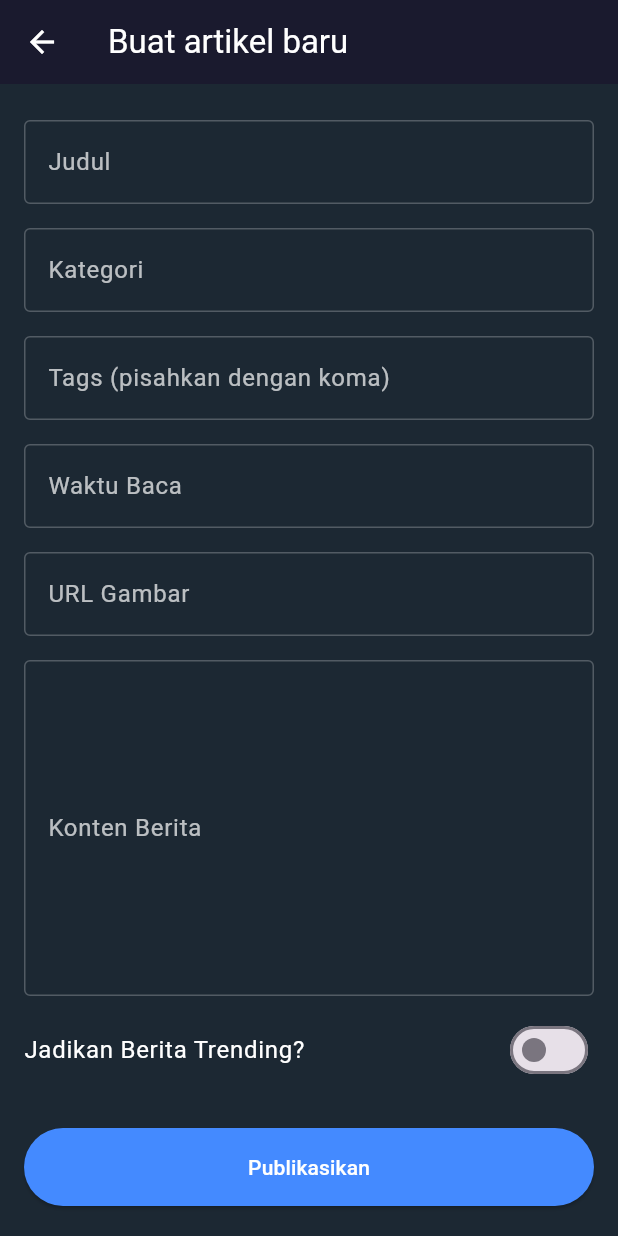
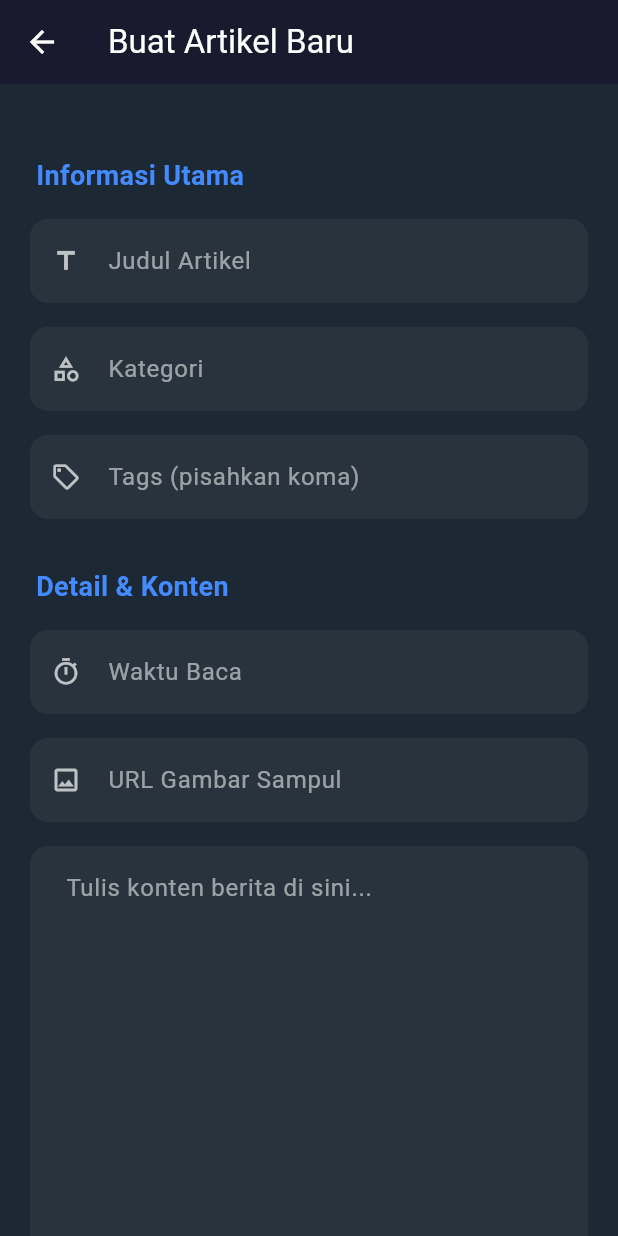
Before and after one commit to romiyusnandar/tb_news_app, a Flutter app: the CreateNewsScreen screen opened directly, on a phone screen of 412 x 824 dp. Run offline on Flutter 3.47's test engine with Material 3 defaults, Android fonts, the phone set to English and light mode, and no system bars; our stand-ins replace carousel_slider, dio, eva_icons_flutter, hexcolor, rxdart, shared_preferences and 1 more; accounts and stored records are empty.

Commit message:
feat: Clean up
Signed-off-by: romiyusnandar <yusromi04@gmail.com>

```diff
--- a/lib/model/auth/login_response.dart
+++ b/lib/model/auth/login_response.dart
@@ -4,7 +4,7 @@ class LoginResponse {
   final bool success;
   final String message;
   final String? token;
-  final UserProfile? userProfile; // Data profil pengguna
+  final UserProfile? userProfile;
   final String error;
 
   LoginResponse({
@@ -15,9 +15,7 @@ class LoginResponse {
     this.error = '',
   });
 
-  /// Factory constructor untuk mem-parsing JSON dari API.
   factory LoginResponse.fromJson(Map<String, dynamic> json) {
-    // Cek jika 'data' tidak null sebelum mengakses isinya.
     final data = json['data'];
     return LoginResponse(
       success: json['success'] ?? false,
--- a/lib/screens/crud/create_news_screen.dart
+++ b/lib/screens/crud/create_news_screen.dart
@@ -1,5 +1,6 @@
 import 'package:flutter/material.dart';
 import 'package:my_berita/bloc/create_article_bloc.dart';
+import 'package:my_berita/model/article/article_model.dart';
 
 class CreateNewsScreen extends StatefulWidget {
   const CreateNewsScreen({super.key});
@@ -62,7 +63,7 @@ class _CreateNewsScreenState extends State<CreateNewsScreen> {
         backgroundColor: const Color(0xFF2C3E50),
         title: const Text("Gagal Mempublikasikan", style: TextStyle(color: Colors.white)),
         content: Text(message, style: const TextStyle(color: Colors.white70)),
-        actions: [ TextButton(onPressed: () => Navigator.of(context).pop(), child: const Text("OK")) ],
+        actions: [ TextButton(onPressed: () => Navigator.of(context).pop(), child: const Text("OK", style: TextStyle(color: Colors.blueAccent))) ],
       ),
     );
   }
@@ -72,7 +73,7 @@ class _CreateNewsScreenState extends State<CreateNewsScreen> {
     return Scaffold(
       backgroundColor: const Color(0xFF1C2833),
       appBar: AppBar(
-        title: const Text("Buat artikel baru", style: TextStyle(color: Colors.white)),
+        title: const Text("Buat Artikel Baru", style: TextStyle(color: Colors.white)),
         backgroundColor: const Color(0xFF1A1A2E),
         iconTheme: const IconThemeData(color: Colors.white),
       ),
@@ -108,47 +109,52 @@ class _CreateNewsScreenState extends State<CreateNewsScreen> {
     );
   }
 
+  // === TAMPILAN FORM YANG BARU DAN LEBIH BAIK ===
+
   Widget _buildForm() {
     return SingleChildScrollView(
-      padding: const EdgeInsets.all(16.0),
+      padding: const EdgeInsets.symmetric(horizontal: 20.0, vertical: 24.0),
       child: Form(
         key: _formKey,
         child: Column(
-          crossAxisAlignment: CrossAxisAlignment.stretch,
+          crossAxisAlignment: CrossAxisAlignment.start,
           children: [
-            _buildTextField(_titleController, "Judul"),
-            _buildTextField(_categoryController, "Kategori"),
-            _buildTextField(_tagsController, "Tags (pisahkan dengan koma)"),
-            _buildTextField(_readTimeController, "Waktu Baca"),
-            _buildTextField(_imageUrlController, "URL Gambar"),
-            _buildTextField(_contentController, "Konten Berita", maxLines: 8),
-            SwitchListTile(
-              title: const Text("Jadikan Berita Trending?", style: TextStyle(color: Colors.white)),
-              value: _isTrending,
-              onChanged: (bool value) {
-                setState(() {
-                  _isTrending = value;
-                });
-              },
-              activeColor: Colors.blueAccent,
-              contentPadding: EdgeInsets.zero,
-            ),
-            const SizedBox(height: 24),
-            ElevatedButton(
-              onPressed: _submitArticle,
-              style: ElevatedButton.styleFrom(
-                padding: const EdgeInsets.symmetric(vertical: 16),
-                backgroundColor: Colors.blueAccent,
-              ),
-              child: const Text("Publikasikan", style: TextStyle(color: Colors.white)),
-            )
+            _buildSectionHeader("Informasi Utama"),
+            _buildTextField(_titleController, "Judul Artikel", icon: Icons.title),
+            _buildTextField(_categoryController, "Kategori", icon: Icons.category_outlined),
+            _buildTextField(_tagsController, "Tags (pisahkan koma)", icon: Icons.sell_outlined),
+
+            _buildSectionHeader("Detail & Konten"),
+            _buildTextField(_readTimeController, "Waktu Baca", icon: Icons.timer_outlined),
+            _buildTextField(_imageUrlController, "URL Gambar Sampul", icon: Icons.image_outlined),
+            _buildTextField(_contentController, "Tulis konten berita di sini...", maxLines: 10),
+
+            _buildSectionHeader("Pengaturan"),
+            _buildSwitchTile(),
+
+            const SizedBox(height: 32),
+            _buildSubmitButton(),
           ],
         ),
       ),
     );
   }
 
-  Widget _buildTextField(TextEditingController controller, String label, {int maxLines = 1}) {
+  Widget _buildSectionHeader(String title) {
+    return Padding(
+      padding: const EdgeInsets.only(top: 24.0, bottom: 8.0, left: 4.0),
+      child: Text(
+        title,
+        style: const TextStyle(
+          color: Colors.blueAccent,
+          fontSize: 18,
+          fontWeight: FontWeight.bold,
+        ),
+      ),
+    );
+  }
+
+  Widget _buildTextField(TextEditingController controller, String label, {int maxLines = 1, IconData? icon}) {
     return Padding(
       padding: const EdgeInsets.symmetric(vertical: 8.0),
       child: TextFormField(
@@ -156,14 +162,76 @@ class _CreateNewsScreenState extends State<CreateNewsScreen> {
         maxLines: maxLines,
         style: const TextStyle(color: Colors.white),
         decoration: InputDecoration(
-          labelText: label,
-          labelStyle: const TextStyle(color: Colors.white70),
-          border: const OutlineInputBorder(),
-          enabledBorder: const OutlineInputBorder(borderSide: BorderSide(color: Colors.white24)),
-          focusedBorder: const OutlineInputBorder(borderSide: BorderSide(color: Colors.blueAccent)),
+          hintText: label,
+          hintStyle: const TextStyle(color: Colors.white54),
+          prefixIcon: icon != null ? Icon(icon, color: Colors.white70, size: 20) : null,
+          filled: true,
+          fillColor: Colors.white.withOpacity(0.05),
+          contentPadding: const EdgeInsets.symmetric(horizontal: 20, vertical: 16),
+          border: OutlineInputBorder(
+            borderRadius: BorderRadius.circular(12.0),
+            borderSide: BorderSide.none,
+          ),
+          focusedBorder: OutlineInputBorder(
+            borderRadius: BorderRadius.circular(12.0),
+            borderSide: const BorderSide(color: Colors.blueAccent, width: 1.5),
+          ),
         ),
         validator: (value) => value!.isEmpty ? '$label tidak boleh kosong' : null,
       ),
     );
   }
+
+  Widget _buildSwitchTile() {
+    return Container(
+      margin: const EdgeInsets.symmetric(vertical: 8.0),
+      decoration: BoxDecoration(
+        color: Colors.white.withOpacity(0.05),
+        borderRadius: BorderRadius.circular(12.0),
+      ),
+      child: SwitchListTile(
+        title: const Text("Jadikan Berita Trending?", style: TextStyle(color: Colors.white)),
+        value: _isTrending,
+        onChanged: (bool value) {
+          setState(() { _isTrending = value; });
+        },
+        activeColor: Colors.blueAccent,
+        contentPadding: const EdgeInsets.symmetric(horizontal: 16, vertical: 4),
+      ),
+    );
+  }
+
+  Widget _buildSubmitButton() {
+    return Container(
+      width: double.infinity,
+      decoration: BoxDecoration(
+        borderRadius: BorderRadius.circular(12.0),
+        gradient: const LinearGradient(
+          colors: [Colors.blueAccent, Colors.lightBlueAccent],
+          begin: Alignment.centerLeft,
+          end: Alignment.centerRight,
+        ),
+        boxShadow: [
+          BoxShadow(
+            color: Colors.blueAccent.withOpacity(0.4),
+            blurRadius: 10,
+            offset: const Offset(0, 4),
+          ),
+        ],
+      ),
+      child: ElevatedButton(
+        onPressed: _submitArticle,
+        style: ElevatedButton.styleFrom(
+          padding: const EdgeInsets.symmetric(vertical: 16),
+          backgroundColor: Colors.transparent,
+          shadowColor: Colors.transparent,
+          shape: RoundedRectangleBorder(borderRadius: BorderRadius.circular(12.0)),
+        ),
+        child: const Text(
+          "Publikasikan Artikel",
+          style: TextStyle(color: Colors.white, fontSize: 16, fontWeight: FontWeight.bold),
+        ),
+      ),
+    );
+  }
 }
--- a/lib/screens/crud/manage_news_screen.dart
+++ b/lib/screens/crud/manage_news_screen.dart
@@ -35,10 +35,11 @@ class _ManageNewsScreenState extends State<ManageNewsScreen> {
     final confirm = await showDialog<bool>(
       context: context,
       builder: (context) => AlertDialog(
-        title: const Text("Hapus Artikel"),
-        content: const Text("Apakah Anda yakin ingin menghapus artikel ini secara permanen?"),
+        backgroundColor: const Color(0xFF2C3E50),
+        title: const Text("Hapus Artikel", style: TextStyle(color: Colors.white)),
+        content: const Text("Apakah Anda yakin ingin menghapus artikel ini secara permanen?", style: TextStyle(color: Colors.white70)),
         actions: [
-          TextButton(onPressed: () => Navigator.of(context).pop(false), child: const Text("Batal")),
+          TextButton(onPressed: () => Navigator.of(context).pop(false), child: const Text("Batal", style: TextStyle(color: Colors.white))),
           FilledButton(onPressed: () => Navigator.of(context).pop(true), child: const Text("Hapus"), style: FilledButton.styleFrom(backgroundColor: Colors.redAccent)),
         ],
       ),
```
Also changed, not shown: lib/model/article/article_model.dart (+2 -26 lines), lib/repository/repository_second.dart (+0 -7 lines), lib/screens/crud/edit_news_screen.dart (+120 -34 lines), lib/utils/utility.dart (+7 -17 lines).
